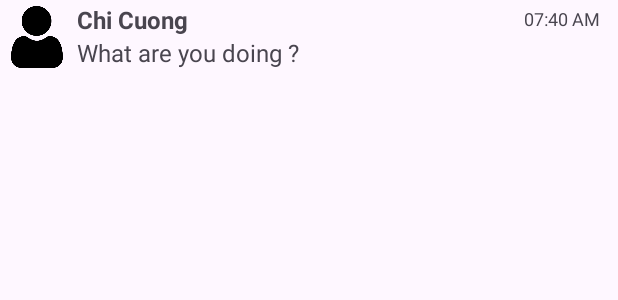
After one commit to cngpc43/Android-Dating-App, an Android app: the layout chat_item.xml on its own in the app's theme, with its tools: preview values and no code run, on a phone screen of 412 x 824 dp. The commit adds this screen. Shown: the top 300 px of the screen. Run offline under Robolectric (Android 15) with nearby library versions, the light colour scheme and no system bars.

Commit message:
add home-page-chat-full

```diff
--- a/app/build.gradle.kts
+++ b/app/build.gradle.kts
@@ -41,6 +41,7 @@ dependencies {
     implementation("com.google.firebase:firebase-storage:20.3.0")
     implementation("com.squareup.picasso:picasso:2.71828")
     implementation("androidx.legacy:legacy-support-v4:1.0.0")
+    implementation("androidx.activity:activity:1.8.0")
     testImplementation("junit:junit:4.13.2")
     implementation("de.hdodenhof:circleimageview:3.1.0")
     androidTestImplementation("androidx.test.ext:junit:1.1.5")
--- a/app/src/main/AndroidManifest.xml
+++ b/app/src/main/AndroidManifest.xml
@@ -38,6 +38,7 @@
             android:exported="true">
             <intent-filter>
                 <action android:name="android.intent.action.MAIN" />
+
                 <category android:name="android.intent.category.LAUNCHER" />
             </intent-filter>
         </activity>
--- /dev/null
+++ b/app/src/main/res/drawable/baseline_contacts_32.xml
@@ -0,0 +1,5 @@
+<vector xmlns:android="http://schemas.android.com/apk/res/android" android:autoMirrored="true" android:height="32dp" android:tint="#000000" android:viewportHeight="24" android:viewportWidth="24" android:width="32dp">
+
+    <path android:fillColor="@android:color/white" android:pathData="M20,0L4,0v2h16L20,0zM4,24h16v-2L4,22v2zM20,4L4,4c-1.1,0 -2,0.9 -2,2v12c0,1.1 0.9,2 2,2h16c1.1,0 2,-0.9 2,-2L22,6c0,-1.1 -0.9,-2 -2,-2zM12,6.75c1.24,0 2.25,1.01 2.25,2.25s-1.01,2.25 -2.25,2.25S9.75,10.24 9.75,9 10.76,6.75 12,6.75zM17,17L7,17v-1.5c0,-1.67 3.33,-2.5 5,-2.5s5,0.83 5,2.5L17,17z"/>
+
+</vector>
--- /dev/null
+++ b/app/src/main/res/drawable/baseline_local_phone_32.xml
@@ -0,0 +1,5 @@
+<vector xmlns:android="http://schemas.android.com/apk/res/android" android:height="32dp" android:tint="#000000" android:viewportHeight="24" android:viewportWidth="24" android:width="32dp">
+
+    <path android:fillColor="@android:color/white" android:pathData="M6.62,10.79c1.44,2.83 3.76,5.14 6.59,6.59l2.2,-2.2c0.27,-0.27 0.67,-0.36 1.02,-0.24 1.12,0.37 2.33,0.57 3.57,0.57 0.55,0 1,0.45 1,1V20c0,0.55 -0.45,1 -1,1 -9.39,0 -17,-7.61 -17,-17 0,-0.55 0.45,-1 1,-1h3.5c0.55,0 1,0.45 1,1 0,1.25 0.2,2.45 0.57,3.57 0.11,0.35 0.03,0.74 -0.25,1.02l-2.2,2.2z"/>
+
+</vector>
--- /dev/null
+++ b/app/src/main/res/drawable/baseline_mail_outline_32.xml
@@ -0,0 +1,5 @@
+<vector xmlns:android="http://schemas.android.com/apk/res/android" android:height="32dp" android:tint="#000000" android:viewportHeight="24" android:viewportWidth="24" android:width="32dp">
+
+    <path android:fillColor="@android:color/white" android:pathData="M20,4L4,4c-1.1,0 -1.99,0.9 -1.99,2L2,18c0,1.1 0.9,2 2,2h16c1.1,0 2,-0.9 2,-2L22,6c0,-1.1 -0.9,-2 -2,-2zM20,18L4,18L4,8l8,5 8,-5v10zM12,11L4,6h16l-8,5z"/>
+
+</vector>
--- /dev/null
+++ b/app/src/main/res/layout/chat_item.xml
@@ -0,0 +1,44 @@
+<?xml version="1.0" encoding="utf-8"?>
+<LinearLayout xmlns:android="http://schemas.android.com/apk/res/android"
+    xmlns:tools="http://schemas.android.com/tools"
+    android:id="@+id/ll_chat_item"
+    android:layout_width="match_parent"
+    android:layout_height="49dp"
+    android:orientation="horizontal">
+
+    <ImageView
+        android:layout_width="49dp"
+        android:layout_height="match_parent"
+        android:padding="4dp"
+        android:scaleType="fitCenter"
+        android:src="@drawable/user_icon"
+        tools:ignore="ContentDescription" />
+
+    <LinearLayout
+        android:layout_width="300dp"
+        android:layout_height="match_parent"
+        android:orientation="vertical"
+        android:padding="2dp"
+        tools:ignore="UselessLeaf">
+
+        <TextView
+            android:layout_width="wrap_content"
+            android:layout_height="wrap_content"
+            android:text="Chi Cuong"
+            android:textSize="16sp"
+            android:textStyle="bold" />
+
+        <TextView
+            android:layout_width="wrap_content"
+            android:layout_height="wrap_content"
+            android:textSize="16sp"
+            android:text="What are you doing ?" />
+    </LinearLayout>
+
+    <TextView
+        android:layout_width="wrap_content"
+        android:layout_height="match_parent"
+        android:paddingTop="4dp"
+        android:text="07:40 AM"
+        android:textSize="12sp" />
+</LinearLayout>
--- a/app/src/main/res/values/strings.xml
+++ b/app/src/main/res/values/strings.xml
@@ -1,4 +1,4 @@
 <resources>
     <string name="app_name">MyMessengerApp</string>
     <string name="sign_up"><u>Sign up</u></string>
-    </resources>
+</resources>
```
Also changed, not shown: app/src/main/res/drawable/baseline_people_alt_32.xml (added, +11 -0 lines), app/src/main/res/drawable/button_background.xml (added, +15 -0 lines), app/src/main/res/layout/chat_home_page.xml (+33 -23 lines).
